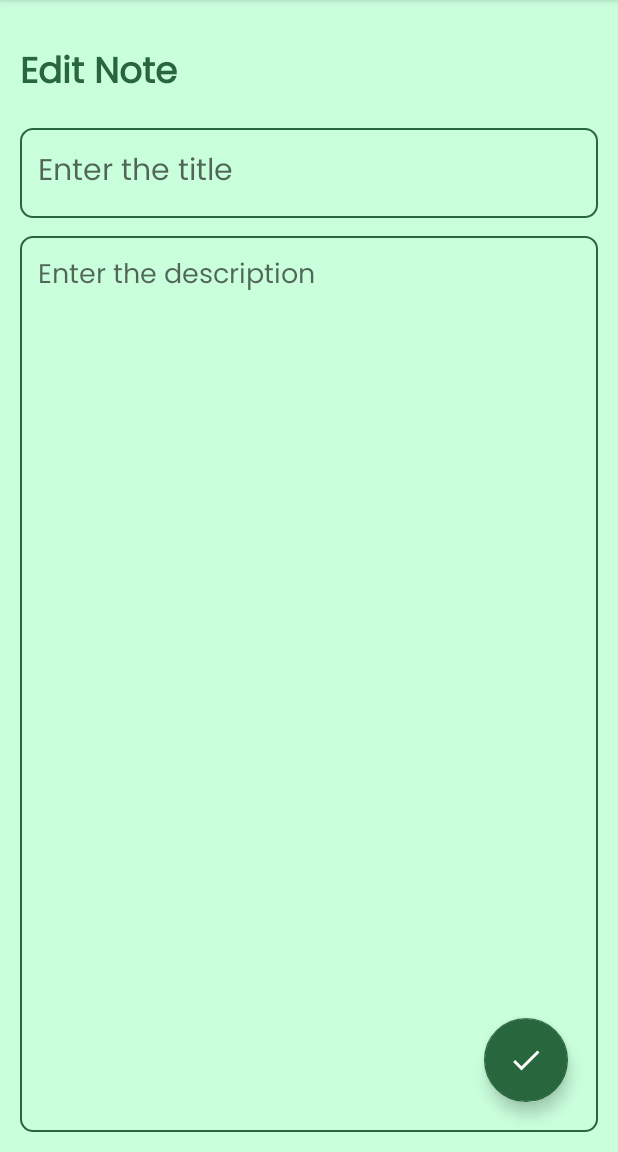
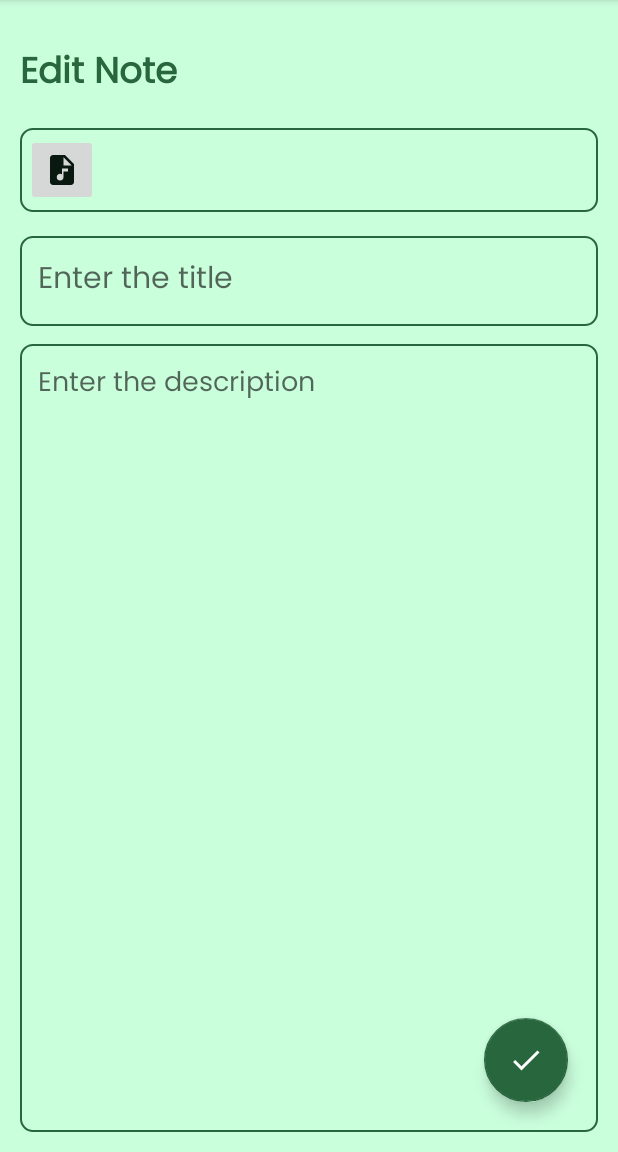
Before and after one commit to shambuchandran/projest_snotes, an Android app: the EditNoteFragment screen opened through its navigation route, on a phone screen of 412 x 824 dp, the part 84-1236 px from its top. Run offline under Robolectric (Android 15) with nearby library versions, the phone set to English and light mode, and no system bars; our stand-ins replace Room's generated code, data binding; plain views replace MarkdownEditText, MarkdownStylesBar; Roboto replaces fonts that are not available here; 5 statements that could not run were skipped.

Commit message:
ninth commit

```diff
--- a/app/src/main/java/com/example/myapplicationnote/fragments/EditNoteFragment.kt
+++ b/app/src/main/java/com/example/myapplicationnote/fragments/EditNoteFragment.kt
@@ -10,18 +10,24 @@ import android.view.MenuInflater
 import android.view.MenuItem
 import android.view.View
 import android.view.ViewGroup
+import android.widget.ImageButton
 import android.widget.Toast
 import androidx.core.view.MenuHost
 import androidx.core.view.MenuProvider
 import androidx.core.view.marginBottom
 import androidx.lifecycle.Lifecycle
 import androidx.navigation.findNavController
+import androidx.navigation.fragment.findNavController
 import androidx.navigation.fragment.navArgs
+import androidx.recyclerview.widget.LinearLayoutManager
+import androidx.recyclerview.widget.RecyclerView
 import com.example.myapplicationnote.MainActivity
 import com.example.myapplicationnote.R
+import com.example.myapplicationnote.adapter.AudioAdapter
 import com.example.myapplicationnote.databinding.FragmentEditNoteBinding
 import com.example.myapplicationnote.model.Note
 import com.example.myapplicationnote.viewmodel.NoteViewModel
+import com.google.gson.Gson
 import java.io.File
 import java.text.SimpleDateFormat
 import java.util.Calendar
@@ -35,6 +41,9 @@ class EditNoteFragment : Fragment(R.layout.fragment_edit_note), MenuProvider {
 
     private lateinit var notesViewModel: NoteViewModel
     private lateinit var currentNote: Note
+    private lateinit var audioEditAdapter: AudioAdapter
+    private lateinit var audioEditRecyclerView: RecyclerView
+    private lateinit var audioEditBtn:ImageButton
 
     private val args: EditNoteFragmentArgs by navArgs()
 
@@ -70,24 +79,46 @@ class EditNoteFragment : Fragment(R.layout.fragment_edit_note), MenuProvider {
         menuHost.addMenuProvider(this, viewLifecycleOwner, Lifecycle.State.RESUMED)
         notesViewModel = (activity as MainActivity).noteViewModel
         currentNote = args.note!!
+        audioEditBtn = binding.addEditAudioBtn
+        audioEditBtn.setOnClickListener {
+            view.findNavController().navigate(R.id.action_editNoteFragment_to_audioRecordFragment)
+        }
 
         binding.editNoteTitle.setText(currentNote.noteTitle)
         //binding.editNoteDesc.setText(currentNote.noteDesc)
         binding.etNoteContent.setText(currentNote.noteDesc)
+        audioEditAdapter = AudioAdapter(currentNote.audioFiles)
+        audioEditRecyclerView=binding.audioEditRecyclerView
+        audioEditRecyclerView.layoutManager =
+            LinearLayoutManager(requireContext(), LinearLayoutManager.HORIZONTAL, false)
+        audioEditRecyclerView.adapter = audioEditAdapter
+
+        findNavController().currentBackStackEntry?.savedStateHandle?.getLiveData<String>("AUDIOFILE")?.observe(viewLifecycleOwner) { audioFile ->
+            val audioFileObj= Gson().fromJson(audioFile,AudioFile::class.java)
+            addAudioFileToList(audioFileObj)
+            Log.d("path","path received ")
+        }
+
+
         binding.editNoteFab.setOnClickListener {
             val noteTitle = binding.editNoteTitle.text.toString().trim()
             //val noteDesc = binding.editNoteDesc.text.toString().trim()
             val noteDesc=binding.etNoteContent.getMD().trim()
+            val audioEditFiles=currentNote.audioFiles
             val date = SimpleDateFormat("dd-MM-yy", Locale.getDefault()).format(Calendar.getInstance().time)
 
             if (noteTitle.isNotEmpty()) {
-                val note = Note(currentNote.id, noteTitle, noteDesc,date, mutableListOf() )
+                val note = Note(currentNote.id, noteTitle, noteDesc,date, audioEditFiles )
                 notesViewModel.updateNote(note)
                 view.findNavController().popBackStack(R.id.homeFragment, false)
             } else {
                 Toast.makeText(context, "Please enter note title", Toast.LENGTH_SHORT).show()
             }
         }
+    }
+    private fun addAudioFileToList(audioFile: AudioFile) {
+        currentNote.audioFiles.add(audioFile)
+        audioEditAdapter.notifyItemInserted(currentNote.audioFiles.size - 1)
     }
     private fun deleteNote(){
         AlertDialog.Builder(activity).apply {
--- a/app/src/main/res/layout/fragment_edit_note.xml
+++ b/app/src/main/res/layout/fragment_edit_note.xml
@@ -8,6 +8,7 @@
         android:layout_height="match_parent"
         android:orientation="vertical"
         android:padding="12dp"
+        android:id="@+id/editNoteRelative"
         tools:context=".UpdateNoteFragment"
         android:layout_marginTop="?actionBarSize">
         <TextView
@@ -21,6 +22,30 @@
             android:textStyle="bold"
             android:textColor="@color/theme_color"
             android:textSize="24sp" />
+        <LinearLayout
+            android:layout_width="match_parent"
+            android:layout_height="56dp"
+            android:id="@+id/audioEditRecycler"
+            android:layout_below="@id/editNoteHeading"
+            android:orientation="horizontal"
+            android:background="@drawable/borderstyle"
+            android:layout_marginTop="16dp">
+            <ImageButton
+                android:layout_width="wrap_content"
+                android:layout_height="match_parent"
+                android:layout_margin="4dp"
+                android:layout_gravity="center"
+                android:src="@drawable/baseline_audio_file_24"
+                android:id="@+id/addEditAudioBtn"
+                />
+            <androidx.recyclerview.widget.RecyclerView
+                android:layout_width="match_parent"
+                android:layout_height="match_parent"
+                android:id="@+id/audioEditRecyclerView"
+                android:layout_marginStart="8dp"
+                android:padding="4dp"
+                />
+        </LinearLayout>
         <EditText
             android:id="@+id/editNoteTitle"
             android:layout_width="match_parent"
@@ -28,7 +53,7 @@
             android:hint="Enter the title"
             android:padding="12dp"
             android:textSize="20sp"
-            android:layout_below="@id/editNoteHeading"
+            android:layout_below="@id/audioEditRecycler"
             android:background="@drawable/borderstyle"
             android:layout_marginTop="16dp"
             android:maxLines="1"
```
